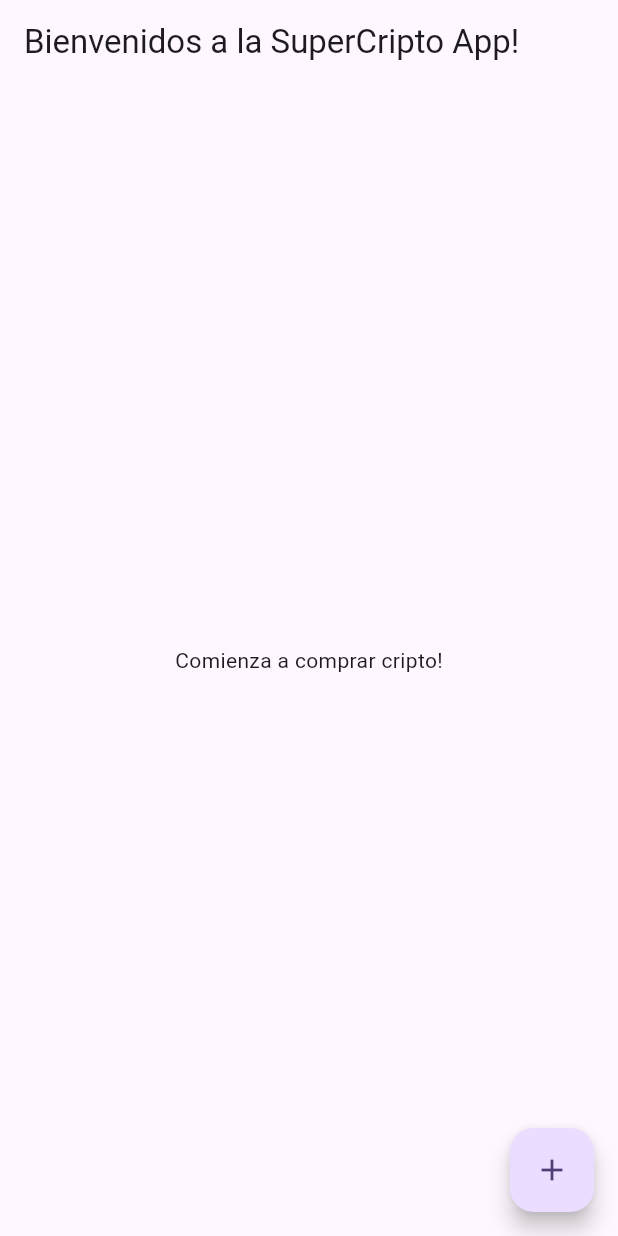
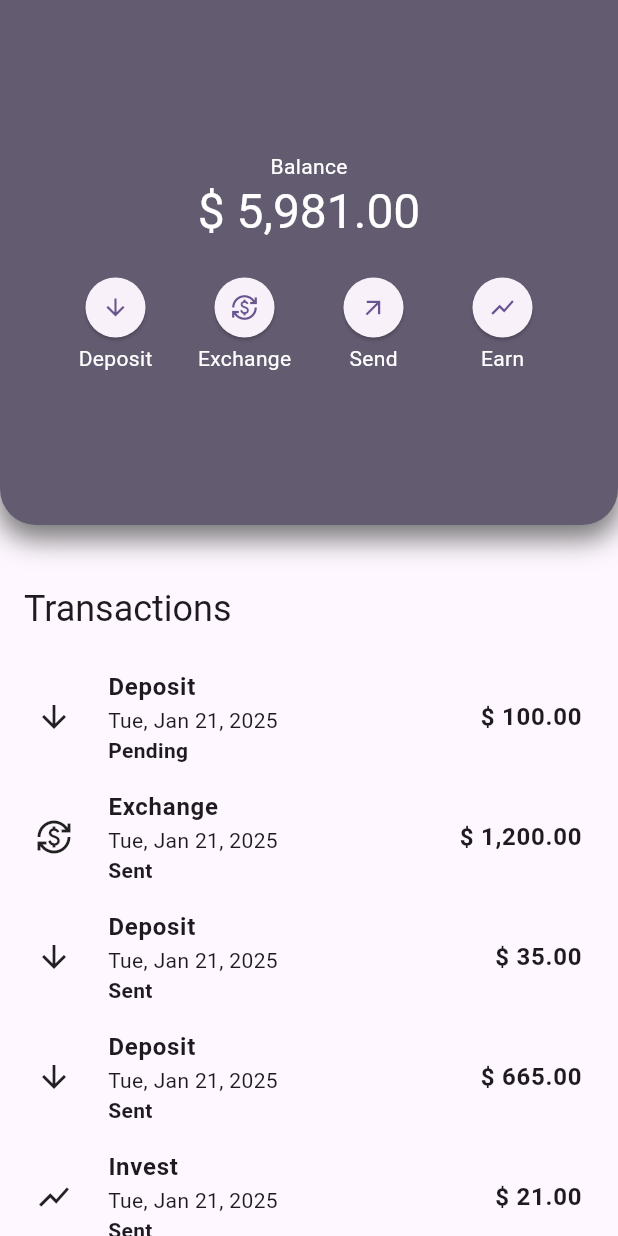
Before and after one commit to IA-Devs/super-cripto-app, a Flutter app: the screen it shows after launch, on a phone screen of 412 x 824 dp. Run offline on Flutter 3.47's test engine with Material 3 defaults, Android fonts, the phone set to English and light mode, and no system bars; our stand-ins replace firebase_core, flutter_dotenv, go_router, money_formatter; accounts and stored records are empty; generated files the repository leaves out were written again.

Commit message:
adding home view, with hardcoded data

```diff
--- /dev/null
+++ b/lib/config/helper/transactions/transaction_icon.dart
@@ -0,0 +1,15 @@
+import 'package:flutter/material.dart';
+import 'package:super_cripto_app/domain/entities/transaction.dart';
+
+IconData getTransactionIcon(Transaction transaction) {
+  switch (transaction.transactionType) {
+    case TransactionType.deposit:
+      return Icons.arrow_downward_outlined;
+    case TransactionType.exchange:
+      return Icons.currency_exchange_outlined;
+    case TransactionType.withdraw:
+      return Icons.arrow_outward_outlined;
+    case TransactionType.invest:
+      return Icons.show_chart_outlined;
+  }
+}
--- a/lib/config/router/app_router.dart
+++ b/lib/config/router/app_router.dart
@@ -4,6 +4,6 @@ import 'package:go_router/go_router.dart';
 final appRouter = GoRouter(routes: [
   GoRoute(
     path: '/',
-    builder: (context, state) => HomeScreen(),
+    builder: (context, state) => const HomeScreen(),
   ),
 ]);
--- a/lib/config/translation/app_en.arb
+++ b/lib/config/translation/app_en.arb
@@ -3,6 +3,18 @@
 
     "home_title": "Welcome to the SuperCripto App!",
     "home_body_label": "Start buying cripto!",
+
+    "account_summary_balance": "Balance",
+    "account_summary_deposit": "Deposit",
+    "account_summary_exchange": "Exchange",
+    "account_summary_send": "Send",
+    "account_summary_earn": "Earn",
+
+    "account_last_transactions_title": "Transactions",
+
+    "account_last_transactions_item_title": "{selectPlaceholder, select, withdraw{Transfer}  deposit{Deposit} exchange{Exchange} invest{Invest} other{}}",
+
+    "account_last_transactions_item_status": "{selectPlaceholder, select, success{Sent} error{Cancelled/Anulled} pending{Pending} other{} }",
 
     "@home_title": {
         "description": "Home screen messages"
@@ -10,5 +22,37 @@
 
     "@home_body_label": {
         "description": "Body message of the page"
+    },
+
+    "@account_summary_balance": {
+        "description": "User's account balance"
+    },
+
+    "@account_summary_deposit": {
+        "description": "Action to deposit money in user's account"
+    },
+
+    "@account_summary_exchange": {
+        "description": "Action to exchange crypto currencies"
+    },
+
+    "@account_summary_send": {
+        "description": "Action to send money"
+    },
+
+    "@account_summary_earn": {
+        "description": "Action to invest money"
+    },
+
+    "@account_last_transactions_title": {
+        "description":"Last transactions title"
+    },
+
+    "@account_last_transactions_item_title": {
+        "description":"Last transactions item title"
+    },
+
+    "@account_last_transactions_item_status": {
+        "description":"Last transactions item title"
     }
 }
--- a/lib/config/translation/app_es.arb
+++ b/lib/config/translation/app_es.arb
@@ -2,6 +2,16 @@
 
 
     "home_title": "Bienvenidos a la SuperCripto App!",
-    "home_body_label": "Comienza a comprar cripto!"
+    "home_body_label": "Comienza a comprar cripto!",
+
+    "account_summary_balance": "Disponible",
+    "account_summary_deposit": "Depositar",
+    "account_summary_exchange": "Intercambiar",
+    "account_summary_send": "Enviar",
+    "account_summary_earn": "Invertir",
+
+    "account_last_transactions_title": "Transacciones",
+    "account_last_transactions_item_title": "{selectPlaceholder, select, withdraw{Transferencia}  deposit{Ingreso} exchange{Intercambio} invest{Inversion} other{}}",
+    "account_last_transactions_item_status": "{selectPlaceholder, select, success{Enviado} error{Cancelado/Anulado} pending{Pendiente} other{} }"
 
 }
--- /dev/null
+++ b/lib/domain/entities/account.dart
@@ -0,0 +1,5 @@
+class Account {
+  final String id;
+
+  Account({required this.id});
+}
--- /dev/null
+++ b/lib/domain/entities/account_info.dart
@@ -0,0 +1,7 @@
+class AccountInfo {
+  final double balance;
+
+  AccountInfo({
+    required this.balance,
+  });
+}
--- /dev/null
+++ b/lib/domain/entities/transaction.dart
@@ -0,0 +1,52 @@
+import 'package:super_cripto_app/domain/entities/account.dart';
+
+class Transaction {
+  final String id;
+  final Account origin;
+  final Account destination;
+  final double amount;
+  final DateTime dueDate;
+  final TransactionStatus transactionStatus;
+  final TransactionType transactionType;
+
+  Transaction(
+      {required this.id,
+      required this.origin,
+      required this.destination,
+      required this.amount,
+      required this.transactionStatus,
+      required this.transactionType,
+      required this.dueDate});
+}
+
+enum TransactionStatus { pending, success, error }
+
+enum TransactionType { deposit, exchange, withdraw, invest }
+
+extension TransactionTypeValue on TransactionType {
+  String get value {
+    switch (this) {
+      case TransactionType.deposit:
+        return 'deposit';
+      case TransactionType.exchange:
+        return 'exchange';
+      case TransactionType.withdraw:
+        return 'withdraw';
+      case TransactionType.invest:
+        return 'invest';
+    }
+  }
+}
+
+extension TransactionStatusValue on TransactionStatus {
+  String get value {
+    switch (this) {
+      case TransactionStatus.success:
+        return 'success';
+      case TransactionStatus.pending:
+        return 'pending';
+      case TransactionStatus.error:
+        return 'error';
+    }
+  }
+}
--- a/lib/main.dart
+++ b/lib/main.dart
@@ -26,7 +26,7 @@ class MainApp extends StatelessWidget {
       routerConfig: appRouter,
       localizationsDelegates: AppLocalizations.localizationsDelegates,
       supportedLocales: AppLocalizations.supportedLocales,
-      locale: const Locale('es'),
+      locale: const Locale('en'),
     );
   }
 }
--- a/lib/presentation/screens/home/home_screen.dart
+++ b/lib/presentation/screens/home/home_screen.dart
@@ -1,6 +1,8 @@
 import 'package:flutter/material.dart';
-import 'package:flutter_gen/gen_l10n/app_localizations.dart';
 import 'package:super_cripto_app/config/constants/environment.dart';
+import 'package:super_cripto_app/domain/entities/account_info.dart';
+import 'package:super_cripto_app/presentation/widgets/home/account_last_transactions.dart';
+import 'package:super_cripto_app/presentation/widgets/widgets.dart';
 
 class HomeScreen extends StatelessWidget {
   const HomeScreen({super.key});
@@ -8,22 +10,28 @@ class HomeScreen extends StatelessWidget {
   @override
   Widget build(BuildContext context) {
     return Scaffold(
-      appBar: AppBar(
-        title: Text(AppLocalizations.of(context)!.home_title),
-      ),
-      body: Center(
-        child: Text(AppLocalizations.of(context)!.home_body_label),
-      ),
-      floatingActionButton: FloatingActionButton(
-        onPressed: () {
-          var snackBar = SnackBar(
-            content: Text(Environment.coinMarketApiKey),
-          );
-
-          ScaffoldMessenger.of(context).showSnackBar(snackBar);
-        },
-        child: Icon(Icons.add),
-      ),
+      // appBar: AppBar(
+      //   title: Text(AppLocalizations.of(context)!.home_title),
+      // ),
+      body: _HomeView(),
     );
   }
 }
+
+class _HomeView extends StatelessWidget {
+  @override
+  Widget build(BuildContext context) {
+    return Column(
+      crossAxisAlignment: CrossAxisAlignment.start,
+      children: [
+        AccountSummary(
+          accountInfo: AccountInfo(balance: 5981),
+        ),
+        const SizedBox(
+          height: 40,
+        ),
+        const AccountLastTransactions()
+      ],
+    );
+  }
+}
--- /dev/null
+++ b/lib/presentation/widgets/home/account_last_transactions.dart
@@ -0,0 +1,105 @@
+import 'package:flutter/material.dart';
+import 'package:flutter_gen/gen_l10n/app_localizations.dart';
+import 'package:super_cripto_app/domain/entities/account.dart';
+import 'package:super_cripto_app/domain/entities/transaction.dart';
+import 'package:super_cripto_app/presentation/widgets/widgets.dart';
+
+class AccountLastTransactions extends StatelessWidget {
+  const AccountLastTransactions({
+    super.key,
+  });
+
+  @override
+  Widget build(BuildContext context) {
+    List<Transaction> transactions = [
+      Transaction(
+          id: '1200',
+          origin: Account(id: '1234'),
+          destination: Account(id: '4455'),
+          amount: 100.0,
+          transactionStatus: TransactionStatus.pending,
+          transactionType: TransactionType.deposit,
+          dueDate: DateTime.now()),
+      Transaction(
+          id: '1201',
+          origin: Account(id: '1234'),
+          destination: Account(id: '4455'),
+          amount: 1200.0,
+          transactionStatus: TransactionStatus.success,
+          transactionType: TransactionType.exchange,
+          dueDate: DateTime.now()),
+      Transaction(
+          id: '1202',
+          origin: Account(id: '1234'),
+          destination: Account(id: '4455'),
+          amount: 35.0,
+          transactionStatus: TransactionStatus.success,
+          transactionType: TransactionType.deposit,
+          dueDate: DateTime.now()),
+      Transaction(
+          id: '1203',
+          origin: Account(id: '1234'),
+          destination: Account(id: '4455'),
+          amount: 665.0,
+          transactionStatus: TransactionStatus.success,
+          transactionType: TransactionType.deposit,
+          dueDate: DateTime.now()),
+      Transaction(
+          id: '1204',
+          origin: Account(id: '1234'),
+          destination: Account(id: '4455'),
+          amount: 21.0,
+          transactionStatus: TransactionStatus.success,
+          transactionType: TransactionType.invest,
+          dueDate: DateTime.now()),
+      Transaction(
+          id: '1205',
+          origin: Account(id: '1234'),
+          destination: Account(id: '4455'),
+          amount: 7090.0,
+          transactionStatus: TransactionStatus.error,
+          transactionType: TransactionType.exchange,
+          dueDate: DateTime.now())
+    ];
+
+    final localizations = AppLocalizations.of(context);
+    final textTheme = Theme.of(context).textTheme;
+    final colors = Theme.of(context).colorScheme;
+    final size = MediaQuery.of(context).size;
+
+    return Padding(
+      padding: const EdgeInsets.symmetric(horizontal: 16),
+      child: Column(
+        spacing: 0.0,
+        mainAxisAlignment: MainAxisAlignment.start,
+        crossAxisAlignment: CrossAxisAlignment.start,
+        children: [
+          Text(
+            localizations!.account_last_transactions_title,
+            style: textTheme.headlineSmall,
+          ),
+
+          Column(
+            mainAxisAlignment: MainAxisAlignment.start,
+            crossAxisAlignment: CrossAxisAlignment.start,
+            children: [
+              SizedBox(
+                height: 450,
+                child: ListView.builder(
+                  padding: const EdgeInsets.symmetric(vertical: 16),
+                  itemCount: transactions.length,
+                  itemBuilder: (context, index) {
+                    final transaction = transactions[index];
+                    return TransactionItem(transaction: transaction);
+                  },
+                ),
+              )
+            ],
+          ),
+
+        ],
+      ),
+    );
+
+  }
+}
--- /dev/null
+++ b/lib/presentation/widgets/home/account_summary.dart
@@ -0,0 +1,118 @@
+import 'package:flutter/material.dart';
+import 'package:flutter_gen/gen_l10n/app_localizations.dart';
+import 'package:money_formatter/money_formatter.dart';
+import 'package:super_cripto_app/domain/entities/account_info.dart';
+
+class AccountSummary extends StatelessWidget {
+  final AccountInfo accountInfo;
+
+  const AccountSummary({super.key, required this.accountInfo});
+
+  @override
+  Widget build(BuildContext context) {
+    final localizations = AppLocalizations.of(context)!;
+    final textTheme = Theme.of(context).textTheme;
+    final colors = Theme.of(context).colorScheme;
+
+    final MoneyFormatterOutput fo =
+        MoneyFormatter(amount: accountInfo.balance).output;
+
+    return SizedBox(
+      height: 350,
+      child: DecoratedBox(
+        decoration: BoxDecoration(
+          color: colors.secondary,
+          boxShadow: [
+            BoxShadow(
+                color: Colors.grey.shade600,
+                spreadRadius: 1,
+                blurRadius: 15,
+                offset: const Offset(0, 8))
+          ],
+          borderRadius: const BorderRadius.only(
+              bottomLeft: Radius.circular(24),
+              bottomRight: Radius.circular(24)),
+          //border: Border(bottom: BorderSide(color: colors.secondary))
+        ),
+        child: Center(
+          child: Column(
+            mainAxisAlignment: MainAxisAlignment.center,
+            crossAxisAlignment: CrossAxisAlignment.center,
+            children: [
+              Text(localizations.account_summary_balance, style: const TextStyle(color: Colors.white),),
+              Text(
+                fo.symbolOnLeft,
+                style: textTheme.headlineLarge!.copyWith(color: Colors.white),
+              ),
+              const SizedBox(
+                height: 20,
+              ),
+              Row(
+                spacing: 20,
+                mainAxisAlignment: MainAxisAlignment.center,
+                children: [
+                  Column(
+                    children: [
+                      ElevatedButton(
+                        onPressed: () {
+                          //TODO: implementar acción
+                        },
+                        style: ElevatedButton.styleFrom(
+                          shape: const CircleBorder(),
+                        ),
+                        child: const Icon(Icons.arrow_downward_outlined),
+                      ),
+                      Text(localizations.account_summary_deposit, style: const TextStyle(color: Colors.white))
+                    ],
+                  ),
+                  Column(
+                    children: [
+                      ElevatedButton(
+                        onPressed: () {
+                          //TODO: implementar acción
+                        },
+                        style: ElevatedButton.styleFrom(
+                          shape: const CircleBorder(),
+                        ),
+                        child: const Icon(Icons.currency_exchange_outlined),
+                      ),
+                      Text(localizations.account_summary_exchange, style: const TextStyle(color: Colors.white))
+                    ],
+                  ),
+                  Column(
+                    children: [
+                      ElevatedButton(
+                        onPressed: () {
+                          //TODO: implementar acción
+                        },
+                        style: ElevatedButton.styleFrom(
+                          shape: const CircleBorder(),
+                        ),
+                        child: const Icon(Icons.arrow_outward_outlined),
+                      ),
+                      Text(localizations.account_summary_send, style: const TextStyle(color: Colors.white))
+                    ],
+                  ),
+                  Column(
+                    children: [
+                      ElevatedButton(
+                        onPressed: () {
+                          //TODO: implementar acción
+                        },
+                        style: ElevatedButton.styleFrom(
+                          shape: const CircleBorder(),
+                        ),
+                        child: const Icon(Icons.show_chart_outlined),
+                      ),
+                      Text(localizations.account_summary_earn, style: const TextStyle(color: Colors.white))
+                    ],
+                  )
+                ],
+              )
+            ],
+          ),
+        ),
+      ),
+    );
+  }
+}
--- /dev/null
+++ b/lib/presentation/widgets/transactions/transaction_item.dart
@@ -0,0 +1,71 @@
+import 'package:flutter/material.dart';
+import 'package:flutter_gen/gen_l10n/app_localizations.dart';
+import 'package:intl/intl.dart';
+import 'package:money_formatter/money_formatter.dart';
+import 'package:super_cripto_app/config/helper/transactions/transaction_icon.dart';
+import 'package:super_cripto_app/domain/entities/transaction.dart';
+
+class TransactionItem extends StatelessWidget {
+  const TransactionItem({
+    super.key,
+    required this.transaction,
+  });
+
+  final Transaction transaction;
+
+  get icon => getTransactionIcon(transaction);
+
+  get dueDate => DateFormat.yMMMEd().format(transaction.dueDate);
+
+  @override
+  Widget build(BuildContext context) {
+    final size = MediaQuery.of(context).size;
+    final textStyles = Theme.of(context).textTheme;
+    final localizations = AppLocalizations.of(context)!;
+
+    final MoneyFormatterOutput fo =
+        MoneyFormatter(amount: transaction.amount).output;
+    return Padding(
+      padding: const EdgeInsets.all(8.0),
+      child: InkWell(
+          onTap: () {
+            debugPrint('On view list detal');
+          },
+          child: SizedBox(
+            height: 64,
+            width: size.width,
+            child: Row(
+              children: [
+                Icon(icon),
+                const SizedBox(
+                  width: 24,
+                ),
+                Column(
+                  crossAxisAlignment: CrossAxisAlignment.start,
+                  children: [
+                    Text(
+                      localizations.account_last_transactions_item_title(
+                          transaction.transactionType.value),
+                      style: textStyles.bodyLarge!
+                          .copyWith(fontWeight: FontWeight.bold),
+                    ),
+                    Text(dueDate),
+                    Text(
+                      localizations.account_last_transactions_item_status(
+                          transaction.transactionStatus.value),
+                      style: const TextStyle(fontWeight: FontWeight.w600),
+                    )
+                  ],
+                ),
+                const Spacer(),
+                Text(
+                  fo.symbolOnLeft,
+                  style: textStyles.bodyLarge!
+                      .copyWith(fontWeight: FontWeight.bold),
+                )
+              ],
+            ),
+          )),
+    );
+  }
+}
--- a/lib/presentation/widgets/widgets.dart
+++ b/lib/presentation/widgets/widgets.dart
@@ -0,0 +1,3 @@
+export 'home/account_summary.dart';
+export 'home/account_last_transactions.dart';
+export 'transactions/transaction_item.dart';
--- a/pubspec.yaml
+++ b/pubspec.yaml
@@ -17,6 +17,7 @@ dependencies:
   formz: ^0.8.0
   go_router: ^14.6.3
   intl: any
+  money_formatter: ^0.0.6
 
 dev_dependencies:
   flutter_lints: ^5.0.0
```
Also changed, not shown: analysis_options.yaml (+5 -4 lines), lib/domain/entities/_index.dart (deleted), pubspec.lock.
